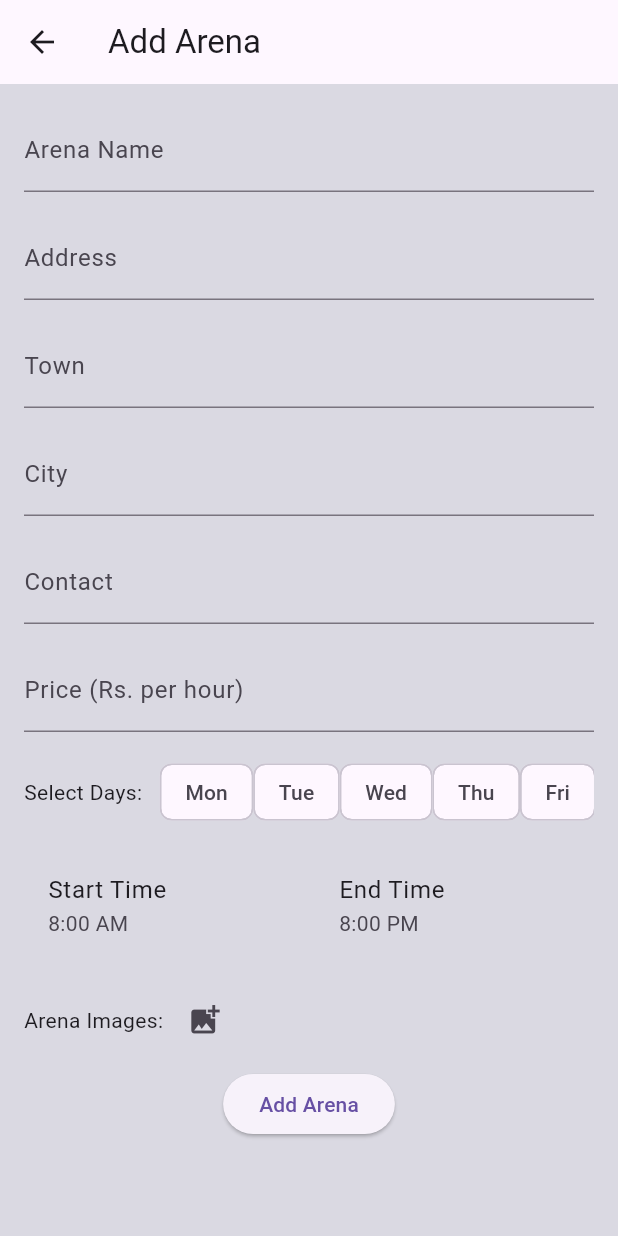
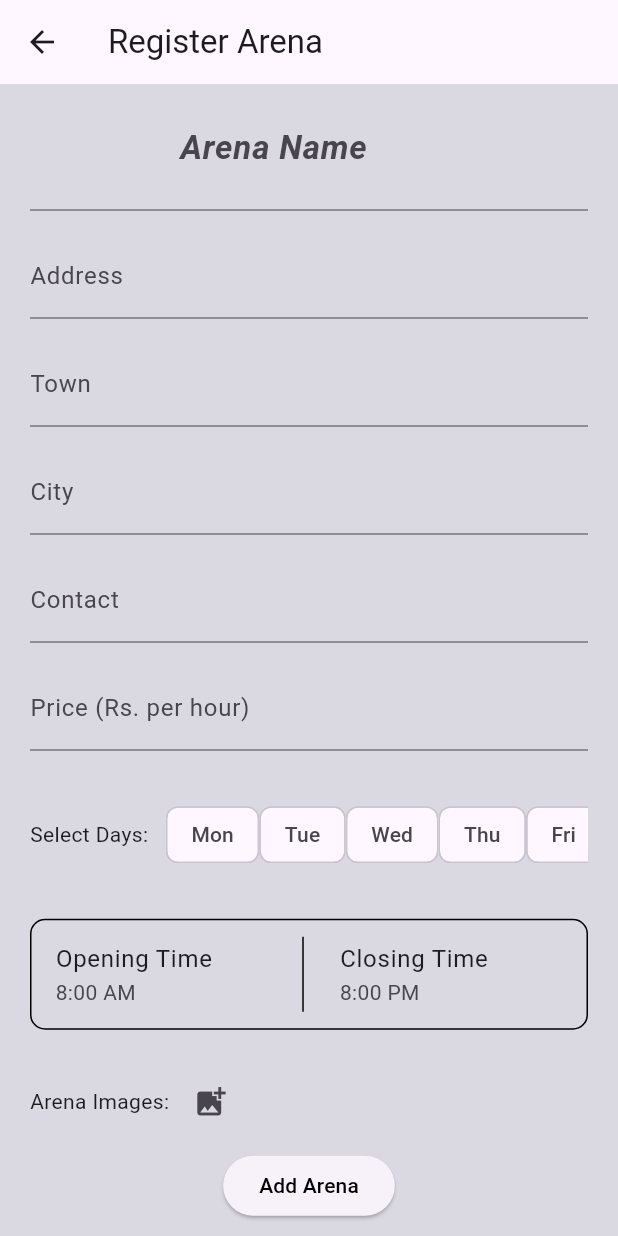
Before and after one commit to Ahmad-Waseem/ArenaGo, a Flutter app: the AddArenaView screen opened directly, on a phone screen of 412 x 824 dp. Run offline on Flutter 3.47's test engine with Material 3 defaults, Android fonts, the light colour scheme and no system bars; our stand-ins replace firebase_core, geolocator, google_maps_flutter, image_picker; accounts and stored records are empty.

Commit message:
Add arena changed

```diff
--- a/lib/views/add_arena.dart
+++ b/lib/views/add_arena.dart
@@ -30,10 +30,10 @@ class _AddArenaViewState extends State<AddArenaView> {
     return Scaffold(
       backgroundColor: dBackgroundColor,
       appBar: AppBar(
-        title: Text('Add Arena'),
+        title: const Text('Register Arena'),
       ),
       body: SingleChildScrollView(
-        padding: EdgeInsets.all(16.0),
+        padding: const EdgeInsets.symmetric(horizontal: 20.0),
         child: Form(
           key: _formKey,
           child: Column(
@@ -43,6 +43,13 @@ class _AddArenaViewState extends State<AddArenaView> {
   controller: _arenaNameController,
   decoration: const InputDecoration(
     labelText: 'Arena Name',
+    contentPadding: EdgeInsets.symmetric(horizontal: 100.0, vertical: 20), // Adjust vertical padding
+    labelStyle: TextStyle(
+      fontSize: 22, // Adjust font size
+      fontWeight: FontWeight.bold, // Make the text bold
+      height: 2.0, // Adjust height
+      fontStyle: FontStyle.italic, // Apply italic style
+    ),
   ),
   validator: (value) {
     if (value == null || value.isEmpty) {
@@ -51,6 +58,9 @@ class _AddArenaViewState extends State<AddArenaView> {
     return null;
   },
 ),
+
+
+
               const SizedBox(height: 16.0),
               TextFormField(
               controller: _arenaAddressController,
@@ -118,7 +128,8 @@ class _AddArenaViewState extends State<AddArenaView> {
                   return null;
                 },
             ),
-              SizedBox(height: 16.0),
+              const SizedBox(height: 16.0),
+              const SizedBox(height: 16.0),
               SingleChildScrollView(
               scrollDirection: Axis.horizontal,
               child: Row(
@@ -143,27 +154,46 @@ class _AddArenaViewState extends State<AddArenaView> {
               ),
             ),
             const SizedBox(height: 16.0),
-                        Row(
+            const SizedBox(height: 16.0),
+          Container(
+              decoration: BoxDecoration(
+                border: Border.all(
+                  color: Colors.black, // Set the border color
+                  width: 1.0, // Set the border width
+                ),
+                borderRadius: BorderRadius.circular(10.0), // Set border radius
+              ),
+              child: Row(
               // Arrange start and end time boxes inline responsively
               children: [
                 Flexible(
                   child: ListTile(
-                    title: const Text('Start Time'),
+                    title: const Text('Opening Time'),
                     subtitle: Text(_startTime?.format(context) ?? ''),
                     onTap: () => _selectStartTime(context),
                   ),
                 ),
+
+                Container(
+                  color: Colors.black, // Set the color of the divider
+                  height: 50, // Set the height of the divider
+                  width: 1, // Set the thickness of the divider
+                ),
                 const SizedBox(width: 8.0),
                 Flexible(
                   child: ListTile(
-                    title: const Text('End Time'),
+                    title: const Text('Closing Time'),
                     subtitle: Text(_endTime?.format(context) ?? ''),
                     onTap: () => _selectEndTime(context),
+
                   ),
                 ),
               ],
             ),
-              SizedBox(height: 16.0),
+          ),
+
+              const SizedBox(height: 16.0),
+              const SizedBox(height: 8.0),
               Row(
               children: [
                 const Text('Arena Images: '),
@@ -183,9 +213,14 @@ class _AddArenaViewState extends State<AddArenaView> {
         );
       }
     },
-    child: Text('Add Arena'),
+    child: const Text('Add Arena',
+              style: TextStyle(
+                        color:Colors.black,
+                        decoration: TextDecoration.none, // Add underline for clickable effect
                       ),
-)
+  ),
+  ),
+),
 
             ],
           ),
--- a/lib/views/login_view.dart
+++ b/lib/views/login_view.dart
@@ -1,3 +1,4 @@
+import 'package:arenago/views/add_arena.dart';
 import 'package:arenago/views/homepage.dart';
 import 'package:flutter/material.dart';
 import 'package:arenago/views/theme.dart';
@@ -200,7 +201,7 @@ class _LoginViewState extends State<LoginView> with SingleTickerProviderStateMix
                   {
                     Navigator.of(context).push(MaterialPageRoute
                     (
-                      builder: (context) => const HomePage(),
+                      builder: (context) => AddArenaView(),
                     ));
                   },
                   style: ElevatedButton.styleFrom(
```
Lines whose indentation alone changed are shown as unchanged.
